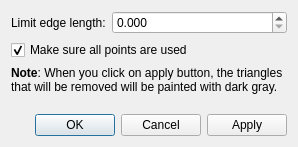
i-RIC/prepost-gui, file libs/geodata/pointmap/private/geodatapointmap_triangleswithlongedgeremover_dialog.ui: the form before one commit.
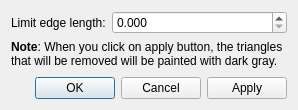
The form after the commit. Icons and pictures are not drawn. Custom widgets are drawn as their Qt base class.

Commit message: Closes i-RIC/prepost-gui#453

The edit to the form file:
```diff
--- a/libs/geodata/pointmap/private/geodatapointmap_triangleswithlongedgeremover_dialog.ui
+++ b/libs/geodata/pointmap/private/geodatapointmap_triangleswithlongedgeremover_dialog.ui
@@ -7,7 +7,7 @@
     <x>0</x>
     <y>0</y>
     <width>298</width>
-    <height>147</height>
+    <height>110</height>
    </rect>
   </property>
   <property name="windowTitle">
@@ -35,46 +35,6 @@
      </item>
     </layout>
    </item>
-   <item>
-    <layout class="QHBoxLayout" name="horizontalLayout">
-     <item>
-      <widget class="QCheckBox" name="rescuePointCheckBox">
-       <property name="text">
-        <string>Make sure all points are used</string>
-       </property>
-       <property name="checked">
-        <bool>true</bool>
-       </property>
-      </widget>
-     </item>
-     <item>
-      <widget class="TooltipLabel" name="rescuePointHelpLabel">
-       <property name="toolTip">
-        <string>&lt;html&gt;&lt;head/&gt;&lt;body&gt;&lt;p&gt;If all triangles that contains a certain point are removed, the triangle with shortest edges are restored, to make sure all points in the data is used by at least one triangle.&lt;/p&gt;&lt;/body&gt;&lt;/html&gt;</string>
-       </property>
-       <property name="text">
-        <string/>
-       </property>
-       <property name="pixmap">
-        <pixmap resource="../../../guibase/guibase.qrc">:/libs/guibase/images/iconQuestion.png</pixmap>
-       </property>
-      </widget>
-     </item>
-     <item>
-      <spacer name="horizontalSpacer">
-       <property name="orientation">
-        <enum>Qt::Horizontal</enum>
-       </property>
-       <property name="sizeHint" stdset="0">
-        <size>
-         <width>40</width>
-         <height>20</height>
-        </size>
-       </property>
-      </spacer>
-     </item>
-    </layout>
-   </item>
    <item>
     <widget class="QLabel" name="noteLabel">
      <property name="text">
@@ -110,16 +70,7 @@
    </item>
   </layout>
  </widget>
- <customwidgets>
-  <customwidget>
-   <class>TooltipLabel</class>
-   <extends>QLabel</extends>
-   <header>guibase/tooltiplabel.h</header>
-  </customwidget>
- </customwidgets>
- <resources>
-  <include location="../../../guibase/guibase.qrc"/>
- </resources>
+ <resources/>
  <connections>
   <connection>
    <sender>buttonBox</sender>
```
The commit also changes 2 other files.
